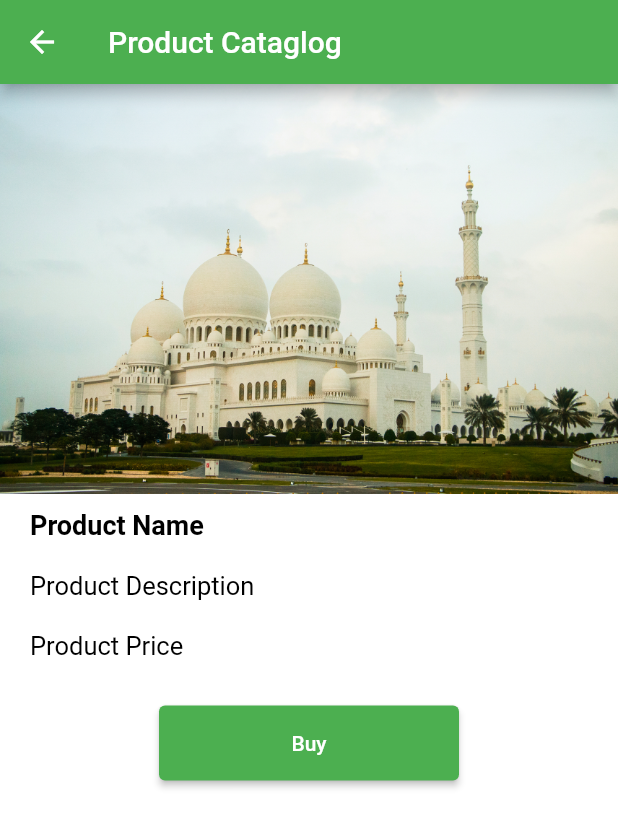
After one commit to fwdAndroid/prayerapp, a Flutter app: the Home screen opened directly, after a tap on "Our Products", on a phone screen of 412 x 824 dp. The commit adds this screen. Shown: the top 828 px of the screen. Run offline on Flutter 3.47's test engine with Material 2 defaults, Android fonts, the phone set to English and light mode, and no system bars; our stand-ins replace anim_search_bar, carousel_slider, cloud_firestore, firebase_auth, firebase_core, flutter_compass and 5 more; missing offline and left inert: flutter_qiblah, search_bar_animated; accounts and stored records are empty.

Commit message:
Ecommerce Section

```diff
--- a/lib/bottombarpages/home.dart
+++ b/lib/bottombarpages/home.dart
@@ -1,6 +1,7 @@
 import 'package:carousel_slider/carousel_slider.dart';
 import 'package:flutter/material.dart';
 import 'package:prayerapp/notifications/notifications.dart';
+import 'package:prayerapp/products/our_product_screen.dart';
 import 'package:prayerapp/settings/setting.dart';
 
 class Home extends StatefulWidget {
@@ -15,12 +16,16 @@ class _HomeState extends State<Home> {
   Widget build(BuildContext context) {
     return Scaffold(
       appBar: AppBar(
-        automaticallyImplyLeading: true,
-        centerTitle: true,
+        automaticallyImplyLeading: false,
+
         title: Text('Prayer App',style: TextStyle(color: Colors.green),),
         elevation: 0,
         backgroundColor: Colors.transparent,
         actions: [
+             TextButton(onPressed: (){
+               Navigator.push(context, MaterialPageRoute(builder: (builder) => OurProducts()));
+             }, child: Text('Our Products')),
+
                         IconButton(onPressed: (){
                           Navigator.push(context, MaterialPageRoute(builder: (builder) => Settings()));
                         }, icon: Icon(Icons.settings,color: Colors.green,)),
--- /dev/null
+++ b/lib/products/our_product_screen.dart
@@ -0,0 +1,47 @@
+import 'package:flutter/material.dart';
+
+class OurProducts extends StatefulWidget {
+  const OurProducts({ Key? key }) : super(key: key);
+
+  @override
+  State<OurProducts> createState() => _OurProductsState();
+}
+
+class _OurProductsState extends State<OurProducts> {
+  @override
+  Widget build(BuildContext context) {
+    return Scaffold(
+      appBar: AppBar(
+        title: Text('Product Cataglog'),
+      ),
+      backgroundColor: Colors.white,
+      body: Column(
+        mainAxisAlignment: MainAxisAlignment.start,
+        crossAxisAlignment: CrossAxisAlignment.start,
+        children: [
+        Image.asset('assets/mosqueimage.png'),
+        SizedBox(height: 10,),
+        Container(
+          margin: EdgeInsets.only(left: 20),
+          child: Text('Product Name',style: TextStyle(color: Colors.black,fontSize: 18,fontWeight: FontWeight.bold),)),
+           Container(
+          margin: EdgeInsets.only(left: 20,top: 20),
+          child: Text('Product Description',style: TextStyle(color: Colors.black,fontSize: 17),)),
+
+             Container(
+          margin: EdgeInsets.only(left: 20,top: 20,bottom: 10),
+          child: Text('Product Price',style: TextStyle(color: Colors.black,fontSize: 17),)),
+
+          Container(
+            margin: EdgeInsets.only(top: 20),
+            child: Center(child: ElevatedButton(onPressed: (){}, child: Text('Buy'),style: ElevatedButton.styleFrom(
+              fixedSize: Size(200, 50)
+            ),)),
+          )
+        ],
+
+      ),
+
+    );
+  }
+}
```
